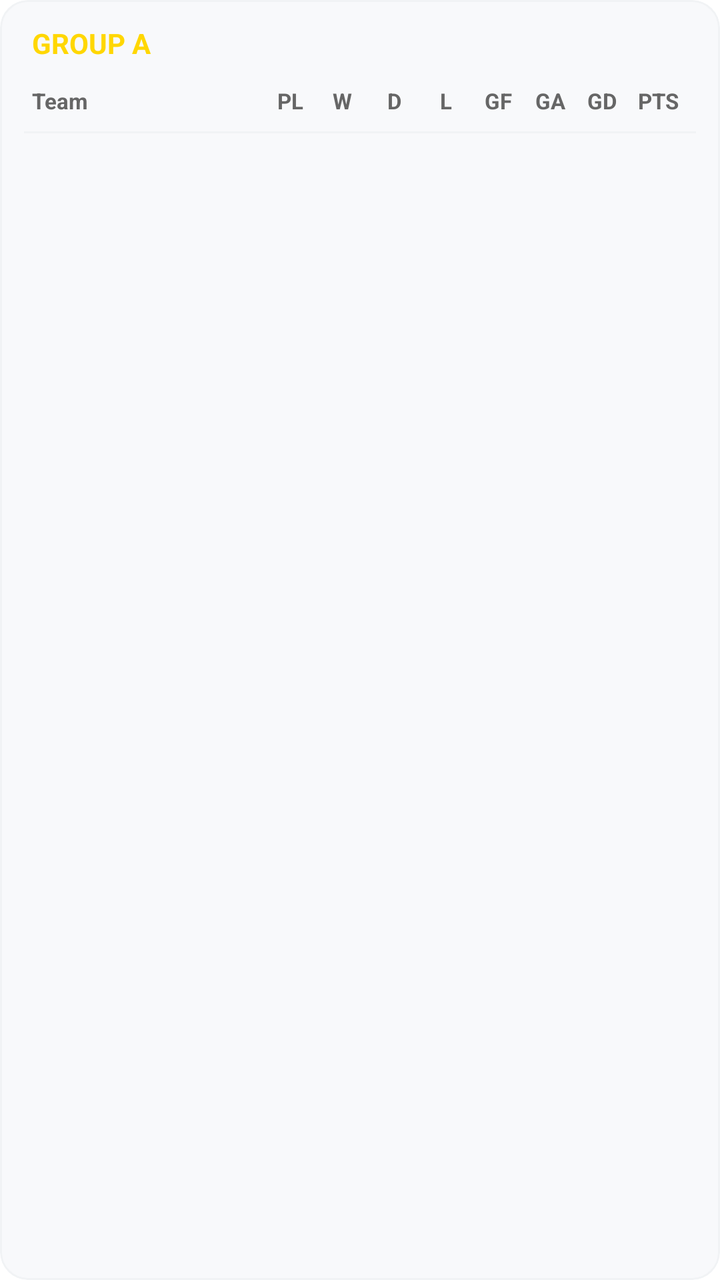
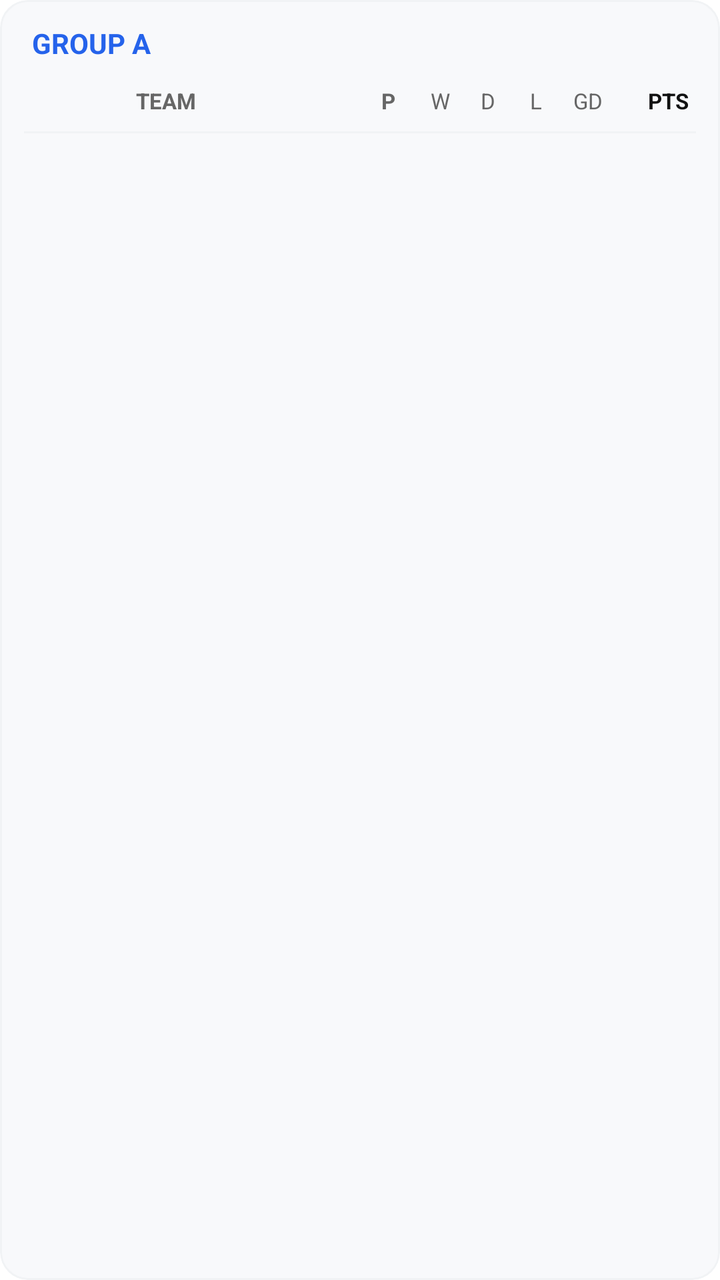

Two renders of the same Android screen: before a commit and after it. Below are the layout's source before the change and the commit's diff.
<!-- AndroidManifest.xml: application theme Theme.MyApplication -->
<!-- res/layout/item_wc_group.xml -->
<?xml version="1.0" encoding="utf-8"?>
<com.google.android.material.card.MaterialCardView xmlns:android="http://schemas.android.com/apk/res/android"
    xmlns:app="http://schemas.android.com/apk/res-auto"
    android:layout_width="match_parent"
    android:layout_height="wrap_content"
    android:layout_marginTop="6dp"
    android:layout_marginBottom="8dp"
    app:cardBackgroundColor="@color/card_dark"
    app:cardCornerRadius="14dp"
    app:cardElevation="0dp"
    app:strokeColor="@color/divider_dark"
    app:strokeWidth="1dp">

    <LinearLayout
        android:layout_width="match_parent"
        android:layout_height="wrap_content"
        android:orientation="vertical"
        android:padding="12dp">

        
        <TextView
            android:id="@+id/tvGroupName"
            android:layout_width="wrap_content"
            android:layout_height="wrap_content"
            android:text="GROUP A"
            android:textColor="#FFD700"
            android:textSize="14sp"
            android:textStyle="bold"
            android:layout_marginStart="4dp"
            android:layout_marginBottom="8dp" />

        
        <LinearLayout
            android:layout_width="match_parent"
            android:layout_height="wrap_content"
            android:orientation="horizontal"
            android:gravity="center_vertical"
            android:paddingVertical="4dp"
            android:paddingHorizontal="4dp">

            
            <TextView
                android:layout_width="0dp"
                android:layout_height="wrap_content"
                android:layout_weight="1"
                android:text="Team"
                android:textColor="@color/text_muted"
                android:textSize="11sp"
                android:textStyle="bold" />

            <TextView
                android:layout_width="26dp"
                android:layout_height="wrap_content"
                android:text="PL"
                android:gravity="center"
                android:textColor="@color/text_muted"
                android:textSize="11sp"
                android:textStyle="bold" />

            <TextView
                android:layout_width="26dp"
                android:layout_height="wrap_content"
                android:text="W"
                android:gravity="center"
                android:textColor="@color/text_muted"
                android:textSize="11sp"
                android:textStyle="bold" />

            <TextView
                android:layout_width="26dp"
                android:layout_height="wrap_content"
                android:text="D"
                android:gravity="center"
                android:textColor="@color/text_muted"
                android:textSize="11sp"
                android:textStyle="bold" />

            <TextView
                android:layout_width="26dp"
                android:layout_height="wrap_content"
                android:text="L"
                android:gravity="center"
                android:textColor="@color/text_muted"
                android:textSize="11sp"
                android:textStyle="bold" />

            <TextView
                android:layout_width="26dp"
                android:layout_height="wrap_content"
                android:text="GF"
                android:gravity="center"
                android:textColor="@color/text_muted"
                android:textSize="11sp"
                android:textStyle="bold" />

            <TextView
                android:layout_width="26dp"
                android:layout_height="wrap_content"
                android:text="GA"
                android:gravity="center"
                android:textColor="@color/text_muted"
                android:textSize="11sp"
                android:textStyle="bold" />

            <TextView
                android:layout_width="26dp"
                android:layout_height="wrap_content"
                android:text="GD"
                android:gravity="center"
                android:textColor="@color/text_muted"
                android:textSize="11sp"
                android:textStyle="bold" />

            <TextView
                android:layout_width="30dp"
                android:layout_height="wrap_content"
                android:text="PTS"
                android:gravity="center"
                android:textColor="@color/text_muted"
                android:textSize="11sp"
                android:textStyle="bold" />

        </LinearLayout>

        <View
            android:layout_width="match_parent"
            android:layout_height="1dp"
            android:background="@color/divider_dark"
            android:layout_marginVertical="4dp" />

        
        <LinearLayout
            android:id="@+id/layoutTeamRowsContainer"
            android:layout_width="match_parent"
            android:layout_height="wrap_content"
            android:orientation="vertical" />

    </LinearLayout>
</com.google.android.material.card.MaterialCardView>
<!-- resources referenced by this layout -->
<resources>
  <color name="card_dark">@color/surface</color>
  <color name="divider_dark">@color/divider</color>
  <color name="text_muted">@color/textSecondary</color>
  <style name="Theme.MyApplication" parent="Theme.MaterialComponents.Light.NoActionBar">
          
          <item name="colorPrimary">@color/accent_green</item>
          <item name="colorPrimaryVariant">@color/white</item>
          <item name="colorOnPrimary">@color/white</item>
          
          
          <item name="colorSecondary">@color/accent_green_secondary</item>
          <item name="colorSecondaryVariant">@color/accent_green</item>
          <item name="colorOnSecondary">@color/white</item>
          
          
          <item name="android:statusBarColor">@color/white</item>
          <item name="android:windowBackground">@color/white</item>
          <item name="android:navigationBarColor">@color/white</item>
          
          
          <item name="android:windowLightStatusBar">true</item>
          <item name="android:windowLightNavigationBar" tools:targetApi="o_mr1">true</item>
          
          
          <item name="android:textColor">@color/text_white</item>
          <item name="android:textColorSecondary">@color/text_muted</item>
      </style>
  <color name="surface">#F8F9FB</color>
  <color name="divider">#F1F3F5</color>
  <color name="textSecondary">#666666</color>
  <color name="accent_green">@color/primaryBlue</color>
  <color name="white">#FFFFFFFF</color>
  <color name="accent_green_secondary">@color/accentBlue</color>
  <color name="text_white">@color/textPrimary</color>
  <color name="primaryBlue">#2563EB</color>
  <color name="accentBlue">#3B82F6</color>
  <color name="textPrimary">#111111</color>
</resources>

<!-- the commit's change to res/layout/item_wc_group.xml (unified diff, before → after) -->
@@ -23,7 +23,7 @@
             android:layout_width="wrap_content"
             android:layout_height="wrap_content"
             android:text="GROUP A"
-            android:textColor="#FFD700"
+            android:textColor="@color/accent_green"
             android:textSize="14sp"
             android:textStyle="bold"
             android:layout_marginStart="4dp"
@@ -39,84 +39,73 @@
             android:paddingHorizontal="4dp">
 
             
+            <View
+                android:layout_width="20dp"
+                android:layout_height="1dp" />
+
+            
+            <View
+                android:layout_width="20dp"
+                android:layout_height="1dp"
+                android:layout_marginStart="6dp"
+                android:layout_marginEnd="6dp" />
+
             <TextView
                 android:layout_width="0dp"
                 android:layout_height="wrap_content"
-                android:layout_weight="1"
-                android:text="Team"
+                android:layout_weight="1.2"
+                android:text="TEAM"
                 android:textColor="@color/text_muted"
                 android:textSize="11sp"
                 android:textStyle="bold" />
 
             <TextView
-                android:layout_width="26dp"
+                android:layout_width="28dp"
                 android:layout_height="wrap_content"
-                android:text="PL"
+                android:text="P"
                 android:gravity="center"
                 android:textColor="@color/text_muted"
                 android:textSize="11sp"
                 android:textStyle="bold" />
 
             <TextView
-                android:layout_width="26dp"
+                android:layout_width="24dp"
                 android:layout_height="wrap_content"
                 android:text="W"
                 android:gravity="center"
                 android:textColor="@color/text_muted"
-                android:textSize="11sp"
-                android:textStyle="bold" />
+                android:textSize="11sp" />
 
             <TextView
-                android:layout_width="26dp"
+                android:layout_width="24dp"
                 android:layout_height="wrap_content"
                 android:text="D"
                 android:gravity="center"
                 android:textColor="@color/text_muted"
-                android:textSize="11sp"
-                android:textStyle="bold" />
+                android:textSize="11sp" />
 
             <TextView
-                android:layout_width="26dp"
+                android:layout_width="24dp"
                 android:layout_height="wrap_content"
                 android:text="L"
                 android:gravity="center"
                 android:textColor="@color/text_muted"
-                android:textSize="11sp"
-                android:textStyle="bold" />
+                android:textSize="11sp" />
 
             <TextView
-                android:layout_width="26dp"
-                android:layout_height="wrap_content"
-                android:text="GF"
-                android:gravity="center"
-                android:textColor="@color/text_muted"
-                android:textSize="11sp"
-                android:textStyle="bold" />
-
-            <TextView
-                android:layout_width="26dp"
-                android:layout_height="wrap_content"
-                android:text="GA"
-                android:gravity="center"
-                android:textColor="@color/text_muted"
-                android:textSize="11sp"
-                android:textStyle="bold" />
-
-            <TextView
-                android:layout_width="26dp"
+                android:layout_width="28dp"
                 android:layout_height="wrap_content"
                 android:text="GD"
                 android:gravity="center"
                 android:textColor="@color/text_muted"
-                android:textSize="11sp"
-                android:textStyle="bold" />
+                android:textSize="11sp" />
 
             <TextView
-                android:layout_width="30dp"
+                android:layout_width="36dp"
                 android:layout_height="wrap_content"
                 android:text="PTS"
-                android:gravity="center"
-                android:textColor="@color/text_muted"
+                android:gravity="end"
+                android:textColor="@color/text_white"
                 android:textSize="11sp"
                 android:textStyle="bold" />
 
